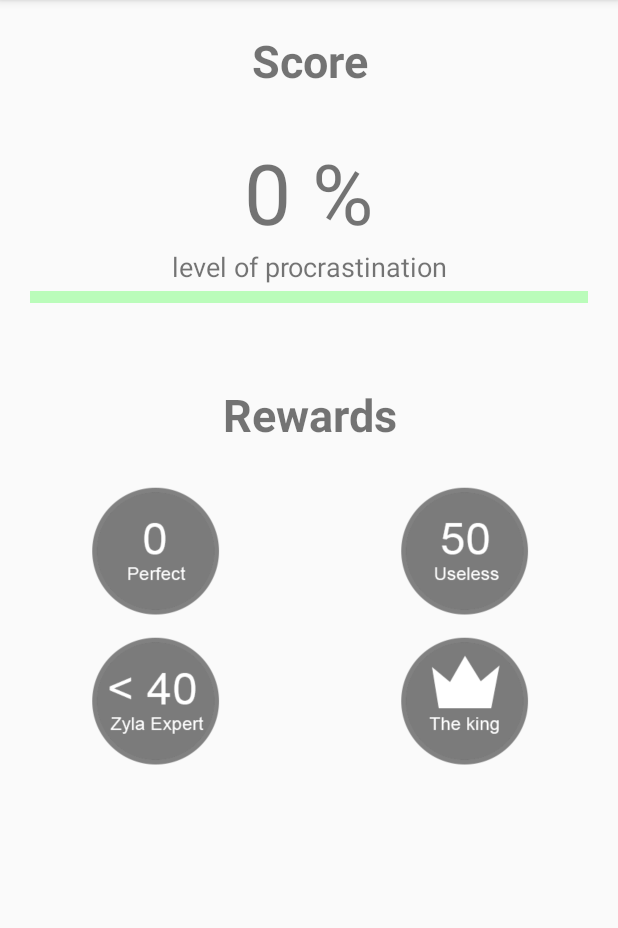
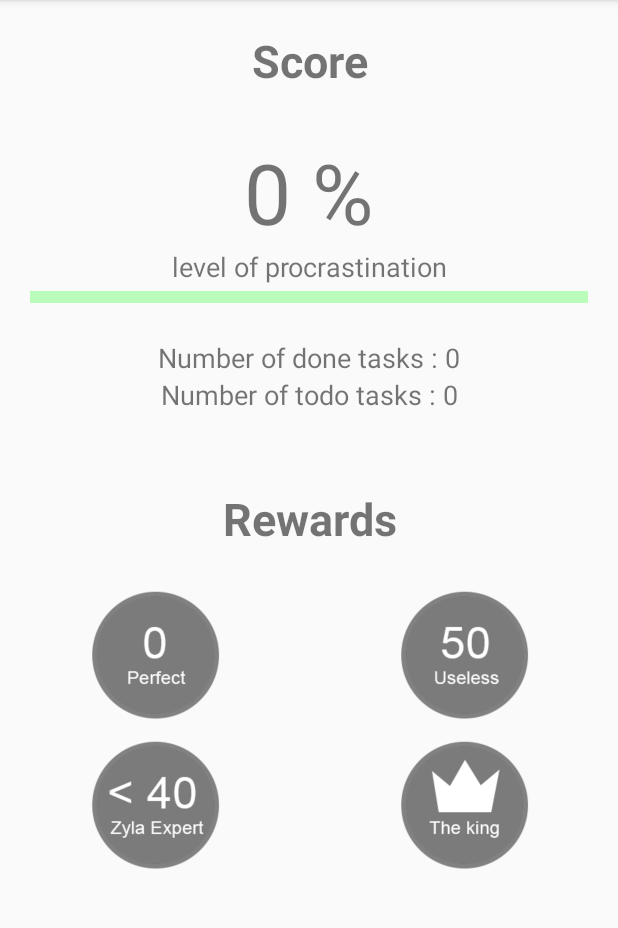
Before and after one commit to hpiso/zyla, an Android app: the ScoreActivity screen opened directly, with no data from a screen before it, on a phone screen of 412 x 824 dp, the part 84-1012 px from its top. Run offline under Robolectric (Android 15) with nearby library versions, the phone set to English and light mode, and no system bars; 1 statement that could not run was skipped.

Commit message:
add number of done and todo task on score activity

```diff
--- a/app/src/main/java/app/zyla/activities/ScoreActivity.java
+++ b/app/src/main/java/app/zyla/activities/ScoreActivity.java
@@ -58,5 +58,11 @@ public class ScoreActivity extends AppCompatActivity {
             img_useless.setImageDrawable(dw_img_perfect);
         }
 
+        TextView nbDone = (TextView) findViewById(R.id.nb_done);
+        nbDone.setText("Number of done tasks : " + nbTaskDone);
+
+        TextView nbTodo = (TextView) findViewById(R.id.nb_todo);
+        nbTodo.setText("Number of todo tasks : " + nbTaskTodo);
+
     }
 }
--- a/app/src/main/res/layout/activity_score.xml
+++ b/app/src/main/res/layout/activity_score.xml
@@ -50,7 +50,24 @@
             android:paddingRight="20dp"
             android:elevation="20dp"
             android:scaleY="2"
-            android:layout_marginBottom="50dp" />
+            android:layout_marginBottom="20dp" />
+
+        <TextView
+            android:text="TextView"
+            android:layout_width="match_parent"
+            android:layout_height="wrap_content"
+            android:id="@+id/nb_done"
+            android:textAlignment="center"
+            android:textSize="18sp" />
+
+        <TextView
+            android:text="TextView"
+            android:layout_width="match_parent"
+            android:layout_height="wrap_content"
+            android:id="@+id/nb_todo"
+            android:textAlignment="center"
+            android:layout_marginBottom="50dp"
+            android:textSize="18sp" />
 
         <TextView
             android:text="Rewards"
```
